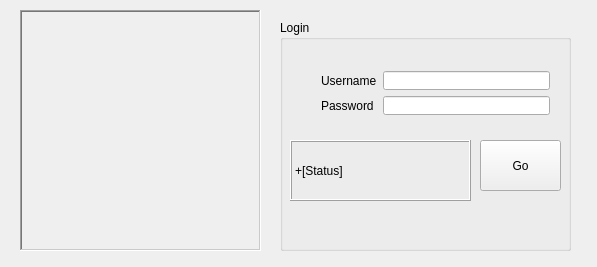
Before: the Qt Designer form login.ui in hrshadhin/TuxPass, drawn with Qt 5.
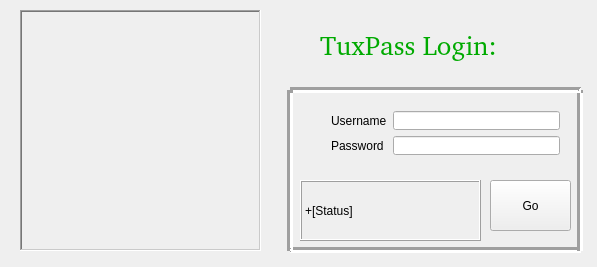
After: the same form once the commit is applied. Icons and pictures are not drawn.

What changed in the file:
```diff
--- a/login.ui
+++ b/login.ui
@@ -42,35 +42,96 @@
    </size>
   </property>
   <widget class="QWidget" name="centralWidget">
-   <widget class="QGroupBox" name="groupBox">
+   <widget class="QLabel" name="label_4">
     <property name="geometry">
      <rect>
-      <x>280</x>
-      <y>20</y>
+      <x>20</x>
+      <y>10</y>
+      <width>241</width>
+      <height>241</height>
+     </rect>
+    </property>
+    <property name="frameShape">
+     <enum>QFrame::WinPanel</enum>
+    </property>
+    <property name="frameShadow">
+     <enum>QFrame::Sunken</enum>
+    </property>
+    <property name="text">
+     <string/>
+    </property>
+    <property name="pixmap">
+     <pixmap resource="icons/rec.qrc">:/banner.png</pixmap>
+    </property>
+   </widget>
+   <widget class="Line" name="line_2">
+    <property name="geometry">
+     <rect>
+      <x>290</x>
+      <y>240</y>
       <width>291</width>
-      <height>231</height>
+      <height>20</height>
      </rect>
     </property>
-    <property name="cursor">
-     <cursorShape>PointingHandCursor</cursorShape>
+    <property name="styleSheet">
+     <string notr="true">color: rgb(0, 170, 0) solid 3px;</string>
     </property>
-    <property name="focusPolicy">
-     <enum>Qt::NoFocus</enum>
+    <property name="frameShadow">
+     <enum>QFrame::Sunken</enum>
     </property>
-    <property name="autoFillBackground">
-     <bool>false</bool>
+    <property name="lineWidth">
+     <number>3</number>
     </property>
-    <property name="title">
-     <string>Login</string>
+    <property name="orientation">
+     <enum>Qt::Horizontal</enum>
     </property>
-    <property name="flat">
-     <bool>false</bool>
+   </widget>
+   <widget class="Line" name="line_3">
+    <property name="geometry">
+     <rect>
+      <x>570</x>
+      <y>90</y>
+      <width>20</width>
+      <height>161</height>
+     </rect>
     </property>
+    <property name="styleSheet">
+     <string notr="true">color: rgb(0, 170, 0) solid 3px;</string>
+    </property>
+    <property name="frameShadow">
+     <enum>QFrame::Sunken</enum>
+    </property>
+    <property name="lineWidth">
+     <number>3</number>
+    </property>
+    <property name="orientation">
+     <enum>Qt::Vertical</enum>
+    </property>
+   </widget>
+   <widget class="QLabel" name="label_3">
+    <property name="geometry">
+     <rect>
+      <x>300</x>
+      <y>180</y>
+      <width>181</width>
+      <height>61</height>
+     </rect>
+    </property>
+    <property name="frameShape">
+     <enum>QFrame::Box</enum>
+    </property>
+    <property name="frameShadow">
+     <enum>QFrame::Raised</enum>
+    </property>
+    <property name="text">
+     <string>+[Status]</string>
+    </property>
+   </widget>
     <widget class="QPushButton" name="pushButton">
      <property name="geometry">
       <rect>
-       <x>200</x>
-       <y>120</y>
+      <x>490</x>
+      <y>180</y>
        <width>81</width>
        <height>51</height>
       </rect>
@@ -89,30 +150,11 @@
       </size>
      </property>
     </widget>
-    <widget class="QLabel" name="label_3">
-     <property name="geometry">
-      <rect>
-       <x>10</x>
-       <y>120</y>
-       <width>181</width>
-       <height>61</height>
-      </rect>
-     </property>
-     <property name="frameShape">
-      <enum>QFrame::Box</enum>
-     </property>
-     <property name="frameShadow">
-      <enum>QFrame::Raised</enum>
-     </property>
-     <property name="text">
-      <string>+[Status]</string>
-     </property>
-    </widget>
     <widget class="QWidget" name="layoutWidget">
      <property name="geometry">
       <rect>
-       <x>30</x>
-       <y>40</y>
+      <x>320</x>
+      <y>100</y>
        <width>251</width>
        <height>66</height>
       </rect>
@@ -156,27 +198,70 @@
       </item>
      </layout>
     </widget>
+   <widget class="Line" name="line">
+    <property name="geometry">
+     <rect>
+      <x>290</x>
+      <y>80</y>
+      <width>291</width>
+      <height>20</height>
+     </rect>
+    </property>
+    <property name="styleSheet">
+     <string notr="true">color: rgb(0, 170, 0) solid 3px;</string>
+    </property>
+    <property name="frameShadow">
+     <enum>QFrame::Sunken</enum>
+    </property>
+    <property name="lineWidth">
+     <number>3</number>
+    </property>
+    <property name="orientation">
+     <enum>Qt::Horizontal</enum>
+    </property>
    </widget>
-   <widget class="QLabel" name="label_4">
+   <widget class="Line" name="line_4">
     <property name="geometry">
      <rect>
-      <x>20</x>
-      <y>10</y>
-      <width>241</width>
-      <height>241</height>
+      <x>280</x>
+      <y>90</y>
+      <width>20</width>
+      <height>161</height>
      </rect>
     </property>
-    <property name="frameShape">
-     <enum>QFrame::WinPanel</enum>
+    <property name="styleSheet">
+     <string notr="true">color: rgb(0, 170, 0) solid 3px;</string>
     </property>
     <property name="frameShadow">
      <enum>QFrame::Sunken</enum>
+    </property>
+    <property name="lineWidth">
+     <number>3</number>
+    </property>
+    <property name="orientation">
+     <enum>Qt::Vertical</enum>
+    </property>
+   </widget>
+   <widget class="QLabel" name="label_5">
+    <property name="geometry">
+     <rect>
+      <x>320</x>
+      <y>30</y>
+      <width>211</width>
+      <height>31</height>
+     </rect>
+    </property>
+    <property name="font">
+     <font>
+      <family>Helvetica [macromedia]</family>
+      <pointsize>20</pointsize>
+     </font>
+    </property>
+    <property name="styleSheet">
+     <string notr="true">color: rgb(0, 170, 0);</string>
     </property>
     <property name="text">
-     <string/>
-    </property>
-    <property name="pixmap">
-     <pixmap resource="icons/rec.qrc">:/banner.png</pixmap>
+     <string>TuxPass Login:</string>
     </property>
    </widget>
   </widget>
```
Lines whose indentation alone changed are shown as unchanged.
